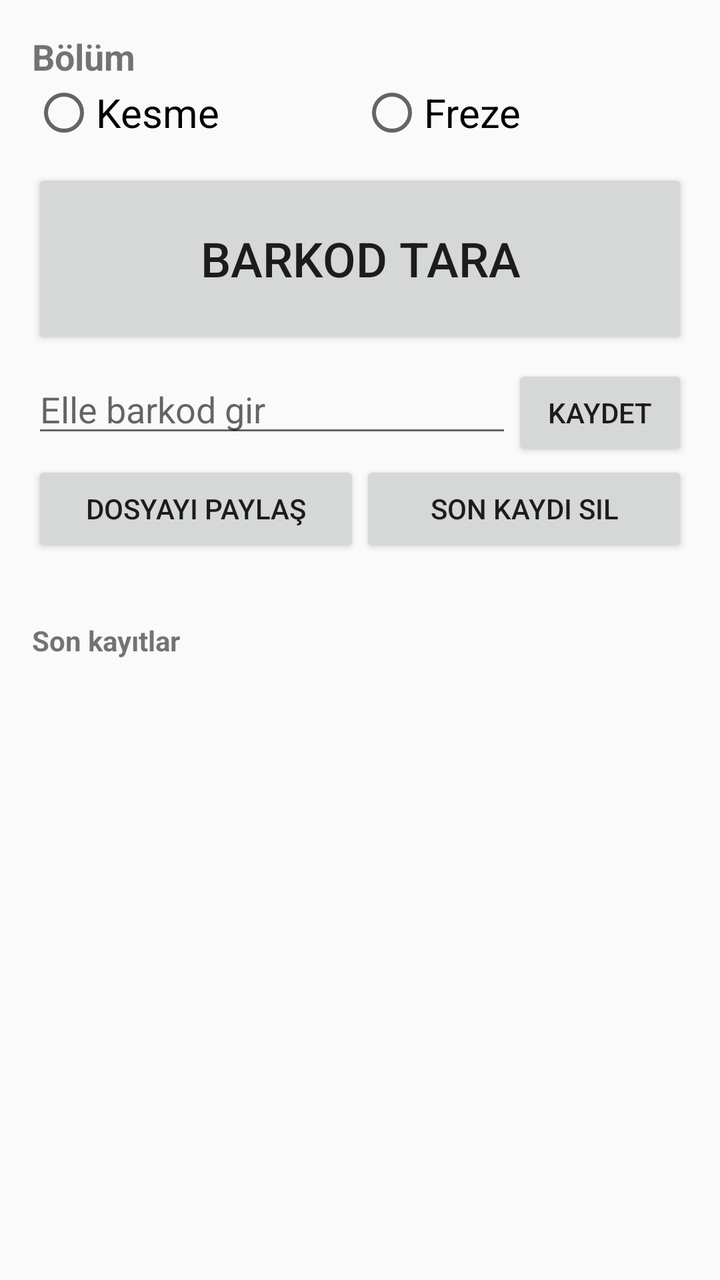
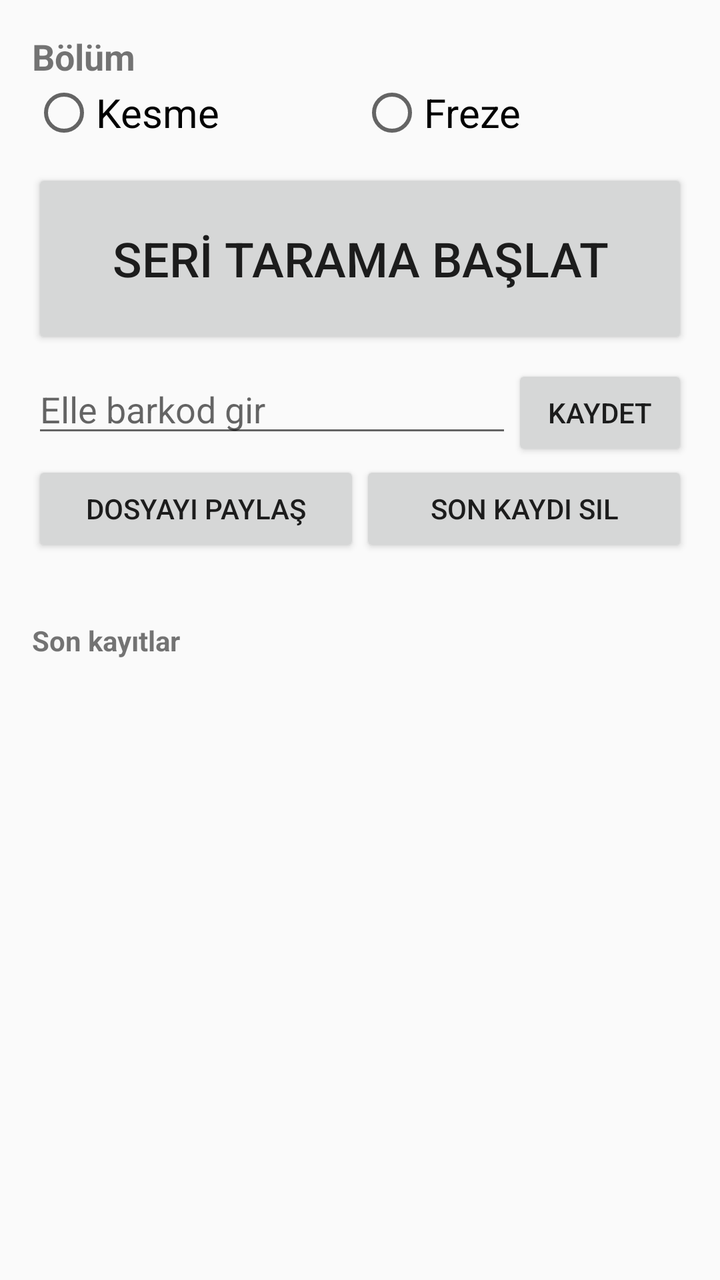

Two renders of the same Android screen: before a commit and after it. Below are the layout's source before the change and the commit's diff.
<!-- AndroidManifest.xml: application theme android:Theme.Material.Light.DarkActionBar -->
<!-- res/layout/activity_main.xml -->
<?xml version="1.0" encoding="utf-8"?>
<LinearLayout xmlns:android="http://schemas.android.com/apk/res/android"
    android:layout_width="match_parent"
    android:layout_height="match_parent"
    android:orientation="vertical"
    android:padding="16dp">

    <TextView
        android:layout_width="wrap_content"
        android:layout_height="wrap_content"
        android:text="Bölüm"
        android:textSize="18sp"
        android:textStyle="bold" />

    <RadioGroup
        android:id="@+id/bolumGrubu"
        android:layout_width="match_parent"
        android:layout_height="wrap_content"
        android:orientation="horizontal">

        <RadioButton
            android:id="@+id/bolumKesme"
            android:layout_width="0dp"
            android:layout_weight="1"
            android:layout_height="wrap_content"
            android:text="Kesme"
            android:textSize="20sp" />

        <RadioButton
            android:id="@+id/bolumFreze"
            android:layout_width="0dp"
            android:layout_weight="1"
            android:layout_height="wrap_content"
            android:text="Freze"
            android:textSize="20sp" />
    </RadioGroup>

    <Button
        android:id="@+id/btnTara"
        android:layout_width="match_parent"
        android:layout_height="90dp"
        android:layout_marginTop="12dp"
        android:text="BARKOD TARA"
        android:textSize="24sp" />

    <LinearLayout
        android:layout_width="match_parent"
        android:layout_height="wrap_content"
        android:layout_marginTop="8dp"
        android:orientation="horizontal">

        <EditText
            android:id="@+id/elleGiris"
            android:layout_width="0dp"
            android:layout_weight="1"
            android:layout_height="wrap_content"
            android:hint="Elle barkod gir"
            android:inputType="text"
            android:imeOptions="actionDone"
            android:singleLine="true" />

        <Button
            android:id="@+id/btnKaydet"
            android:layout_width="wrap_content"
            android:layout_height="wrap_content"
            android:text="Kaydet" />
    </LinearLayout>

    <LinearLayout
        android:layout_width="match_parent"
        android:layout_height="wrap_content"
        android:orientation="horizontal">

        <Button
            android:id="@+id/btnPaylas"
            android:layout_width="0dp"
            android:layout_weight="1"
            android:layout_height="wrap_content"
            android:text="Dosyayı Paylaş" />

        <Button
            android:id="@+id/btnSonuSil"
            android:layout_width="0dp"
            android:layout_weight="1"
            android:layout_height="wrap_content"
            android:text="Son Kaydı Sil" />
    </LinearLayout>

    <TextView
        android:id="@+id/dosyaYolu"
        android:layout_width="match_parent"
        android:layout_height="wrap_content"
        android:layout_marginTop="8dp"
        android:textSize="12sp" />

    <TextView
        android:layout_width="wrap_content"
        android:layout_height="wrap_content"
        android:layout_marginTop="8dp"
        android:text="Son kayıtlar"
        android:textStyle="bold" />

    <ScrollView
        android:layout_width="match_parent"
        android:layout_height="0dp"
        android:layout_weight="1">

        <TextView
            android:id="@+id/kayitlar"
            android:layout_width="match_parent"
            android:layout_height="wrap_content"
            android:fontFamily="monospace"
            android:textSize="14sp" />
    </ScrollView>
</LinearLayout>
<!-- resources referenced by this layout -->
<resources>

</resources>

<!-- the commit's change to res/layout/activity_main.xml (unified diff, before → after) -->
@@ -40,7 +40,7 @@
         android:layout_width="match_parent"
         android:layout_height="90dp"
         android:layout_marginTop="12dp"
-        android:text="BARKOD TARA"
+        android:text="SERİ TARAMA BAŞLAT"
         android:textSize="24sp" />
 
     <LinearLayout
